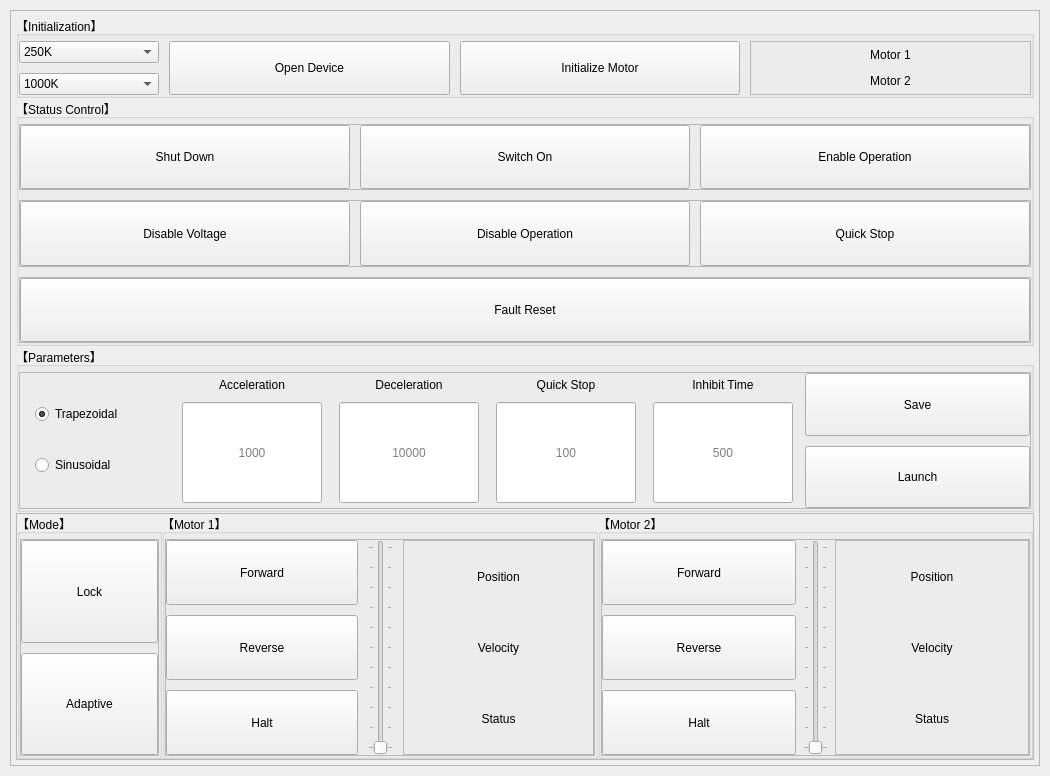
Above: maxon_motor_epos2/control_panel.ui from Vvi1Nn/Continuum-Robot-Project before the change. Below: the same form after it.
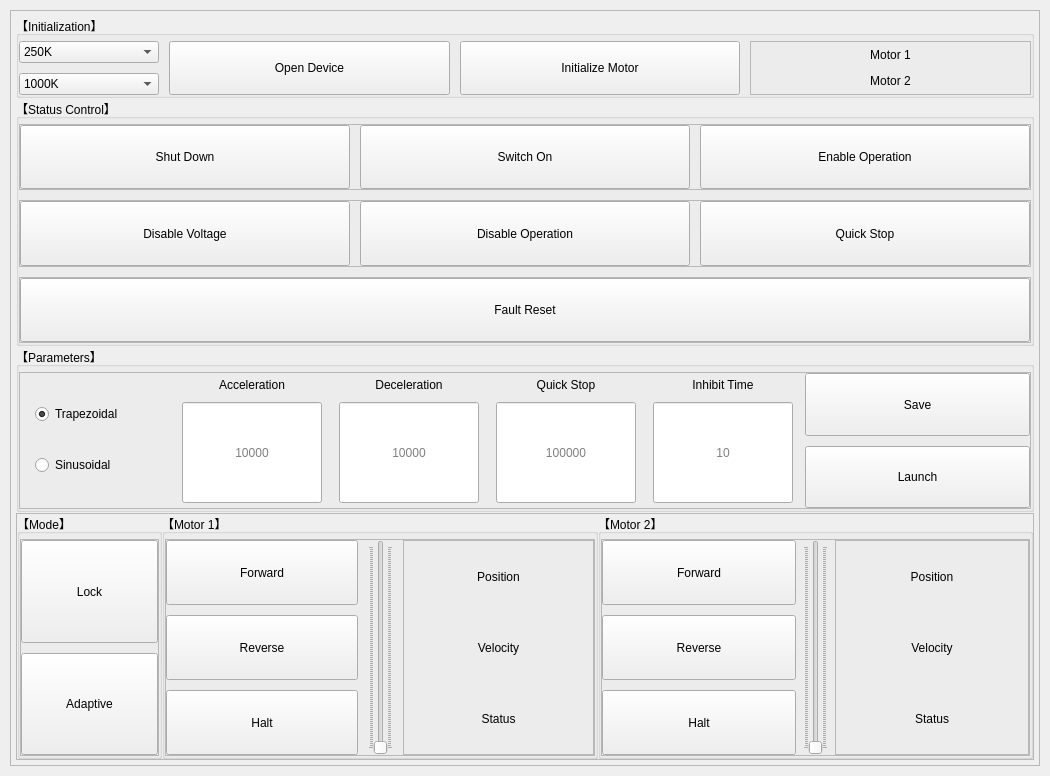
That is the form after the change.

Diff of the .ui file:
```diff
--- a/maxon_motor_epos2/control_panel.ui
+++ b/maxon_motor_epos2/control_panel.ui
@@ -744,7 +744,7 @@
                          <set>Qt::AlignCenter</set>
                         </property>
                         <property name="placeholderText">
-                         <string>1000</string>
+                         <string>10000</string>
                         </property>
                        </widget>
                       </item>
@@ -849,7 +849,7 @@
                          <set>Qt::AlignCenter</set>
                         </property>
                         <property name="placeholderText">
-                         <string>100</string>
+                         <string>100000</string>
                         </property>
                        </widget>
                       </item>
@@ -903,7 +903,7 @@
                          <set>Qt::AlignCenter</set>
                         </property>
                         <property name="placeholderText">
-                         <string>500</string>
+                         <string>10</string>
                         </property>
                        </widget>
                       </item>
@@ -1213,7 +1213,7 @@
                           <number>1</number>
                          </property>
                          <property name="pageStep">
-                          <number>10</number>
+                          <number>1</number>
                          </property>
                          <property name="value">
                           <number>0</number>
@@ -1434,7 +1434,7 @@
                           <number>1</number>
                          </property>
                          <property name="pageStep">
-                          <number>10</number>
+                          <number>1</number>
                          </property>
                          <property name="value">
                           <number>0</number>
```
